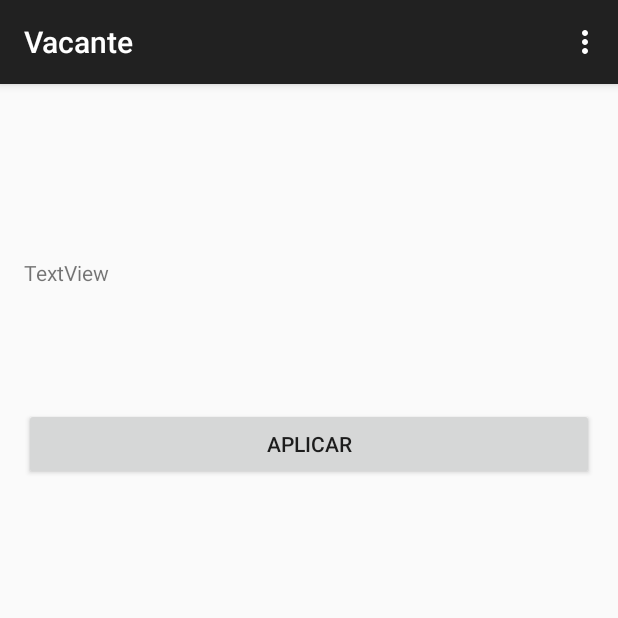
After one commit to DianiSN/BolsaTrabajo, an Android app: the Vacante screen opened directly, with no data from a screen before it, on a phone screen of 412 x 824 dp, the top half of it. The commit adds this screen. Run offline under Robolectric (Android 15) with nearby library versions, the phone set to English and light mode, and no system bars.

Commit message:
vista de Solicitud, vista de Vacante & Logout button
Vistas básicas con flujo entre ellas.

```diff
--- a/FinalProject/app/src/main/AndroidManifest.xml
+++ b/FinalProject/app/src/main/AndroidManifest.xml
@@ -32,6 +32,10 @@
             android:name=".Solicitud"
             android:label="@string/title_activity_solicitud" >
         </activity>
+        <activity
+            android:name=".Vacante"
+            android:label="@string/title_activity_vacante" >
+        </activity>
     </application>
 
 </manifest>
--- a/FinalProject/app/src/main/java/com/example/diana/finalproject/MainActivity.java
+++ b/FinalProject/app/src/main/java/com/example/diana/finalproject/MainActivity.java
@@ -45,7 +45,7 @@ public class MainActivity extends AppCompatActivity implements View.OnClickListe
     }
 
     //@Override
-    public void onClick(View v)
+    public void onClick(View v) // botones
             {
 
                 switch(v.getId())
--- /dev/null
+++ b/FinalProject/app/src/main/java/com/example/diana/finalproject/Vacante.java
@@ -0,0 +1,68 @@
+package com.example.diana.finalproject;
+
+import android.content.Intent;
+import android.support.v7.app.AppCompatActivity;
+import android.os.Bundle;
+import android.util.Log;
+import android.view.Menu;
+import android.view.MenuItem;
+import android.view.View;
+import android.widget.Button;
+import android.widget.TextView;
+
+public class Vacante extends AppCompatActivity implements View.OnClickListener
+{
+
+    Button bAplicar;
+    TextView tvDescripcion;
+
+
+    @Override
+    protected void onCreate(Bundle savedInstanceState) {
+        super.onCreate(savedInstanceState);
+        setContentView(R.layout.activity_vacante);
+
+
+        bAplicar = (Button) findViewById(R.id.bAplicar);
+        bAplicar.setOnClickListener(this);
+
+        // dependiendo del click, carga la info correspondiente
+
+
+
+    }
+
+
+    @Override
+    public boolean onCreateOptionsMenu(Menu menu)
+    {
+        // Inflate the menu; this adds items to the action bar if it is present.
+        getMenuInflater().inflate(R.menu.menu_main, menu);
+        return true;
+    }
+
+    @Override
+    public boolean onOptionsItemSelected(MenuItem item) // menu dropdown
+    {
+        int id = item.getItemId();
+        if (id == R.id.action_logout)
+        {
+            finish();
+            startActivity(new Intent(getApplicationContext(), MainActivity.class));
+        }
+        return super.onOptionsItemSelected(item);
+    }
+
+
+
+    public void onClick(View v) // botones
+    {
+        switch (v.getId())
+        {
+            case R.id.bAplicar: // se ha picado el boton para aplicar a la vacante
+                Log.i("CREATION", "Aplicar");
+                break;
+        }
+    }
+
+}
--- a/FinalProject/app/src/main/res/layout/activity_register.xml
+++ b/FinalProject/app/src/main/res/layout/activity_register.xml
@@ -71,8 +71,8 @@
 
 
             <Button
-                android:id="@+id/bSolicitud"
-                android:text="Enviar solicitud"
+                android:id="@+id/bVacante"
+                android:text="Ir a vacante"
                 android:layout_width="match_parent"
                 android:layout_height="wrap_content" />
 
--- a/FinalProject/app/src/main/res/layout/activity_solicitud.xml
+++ b/FinalProject/app/src/main/res/layout/activity_solicitud.xml
@@ -20,7 +20,6 @@
                 android:layout_width="match_parent"
                 android:text="Correo"
                 android:layout_height="wrap_content"
-
                 android:gravity="center" />
 
                         <EditText
@@ -34,7 +33,6 @@
                 android:layout_width="match_parent"
                 android:text="Celular"
                 android:layout_height="wrap_content"
-
                 android:gravity="center" />
 
 
@@ -53,6 +51,7 @@
                             android:layout_height="wrap_content"
                             android:ems="10"
                             android:hint="Mensaje"
+                            android:paddingTop="50dp"
                             android:layout_gravity="center_horizontal" />
 
 
--- /dev/null
+++ b/FinalProject/app/src/main/res/layout/activity_vacante.xml
@@ -0,0 +1,37 @@
+<RelativeLayout xmlns:android="http://schemas.android.com/apk/res/android"
+    xmlns:tools="http://schemas.android.com/tools" android:layout_width="match_parent"
+    android:layout_height="match_parent" android:paddingLeft="@dimen/activity_horizontal_margin"
+    android:paddingRight="@dimen/activity_horizontal_margin"
+    android:paddingTop="@dimen/activity_vertical_margin"
+    android:paddingBottom="@dimen/activity_vertical_margin"
+    tools:context="com.example.diana.finalproject.Vacante">
+
+    <ImageView android:id="@+id/imageView1"
+        android:layout_gravity="center"
+        android:layout_width="88dp"
+        android:layout_height="88dp"
+        android:layout_marginTop="5dp"
+        android:layout_marginBottom="5dp"
+        />
+
+
+    <TextView android:id="@+id/tvDescripcion"
+        android:layout_gravity="center"
+        android:hint="Descripcion"
+        android:layout_width="match_parent"
+        android:layout_height="wrap_content"
+        android:layout_marginTop="100dp"
+        android:layout_marginBottom="10dp"
+        android:text="TextView" />
+
+
+    <Button
+        android:id="@+id/bAplicar"
+        android:text="APLICAR"
+        android:layout_marginTop="200dp"
+        android:layout_marginBottom="10dp"
+        android:layout_width="match_parent"
+        android:layout_height="wrap_content" />
+
+
+</RelativeLayout>
--- a/FinalProject/app/src/main/res/menu/menu_main.xml
+++ b/FinalProject/app/src/main/res/menu/menu_main.xml
@@ -1,6 +1,12 @@
 <menu xmlns:android="http://schemas.android.com/apk/res/android"
     xmlns:app="http://schemas.android.com/apk/res-auto"
     xmlns:tools="http://schemas.android.com/tools" tools:context=".MainActivity">
-    <item android:id="@+id/action_settings" android:title="@string/action_settings"
-        android:orderInCategory="100" app:showAsAction="never" />
+
+
+    <item android:id="@+id/action_logout"
+        android:title="Logout"
+        android:orderInCategory="100"
+        app:showAsAction="never"/>
+
+
 </menu>
--- a/FinalProject/app/src/main/res/menu/menu_solicitud.xml
+++ b/FinalProject/app/src/main/res/menu/menu_solicitud.xml
@@ -1,17 +1,19 @@
 
 <!-- Sync -->
+
 <!-- Search -->
 
 <!-- Menu desplegable -->
 <menu xmlns:android="http://schemas.android.com/apk/res/android"
     xmlns:app="http://schemas.android.com/apk/res-auto"
     xmlns:tools="http://schemas.android.com/tools"
-tools:context="com.example.diana.finalproject.Solicitud">
-
+    tools:context="com.example.diana.finalproject.Solicitud">
 
     <item android:id="@+id/action_logout"
         android:title="Logout"
         android:orderInCategory="100"
         app:showAsAction="never"/>
 
+
+
 </menu>
--- a/FinalProject/app/src/main/res/values/strings.xml
+++ b/FinalProject/app/src/main/res/values/strings.xml
@@ -7,4 +7,5 @@
     <string name="title_activity_register">register</string>
     <string name="title_activity_contrasenia">contrasenia</string>
     <string name="title_activity_solicitud">Solicitud</string>
+    <string name="title_activity_vacante">Vacante</string>
 </resources>
```
Also changed, not shown: FinalProject/app/src/main/java/com/example/diana/finalproject/Registro.java (+7 -7 lines), FinalProject/app/src/main/java/com/example/diana/finalproject/Solicitud.java (+33 -3 lines), FinalProject/app/src/main/res/menu/menu_vacante.xml (added, +7 -0 lines).
